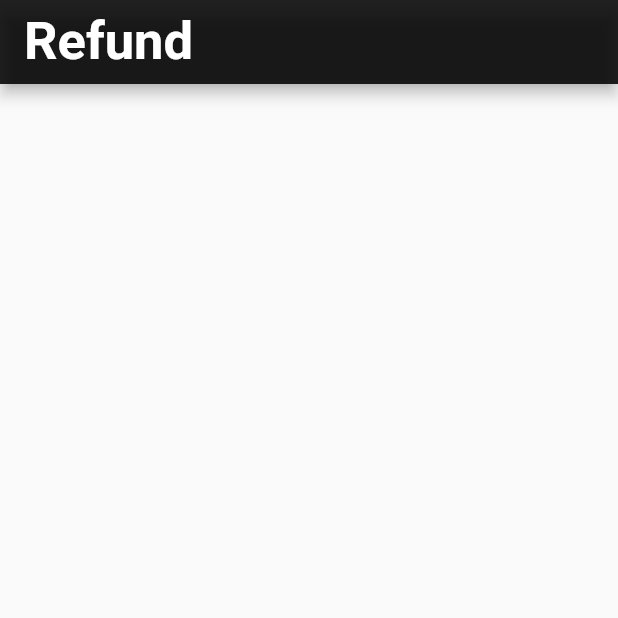
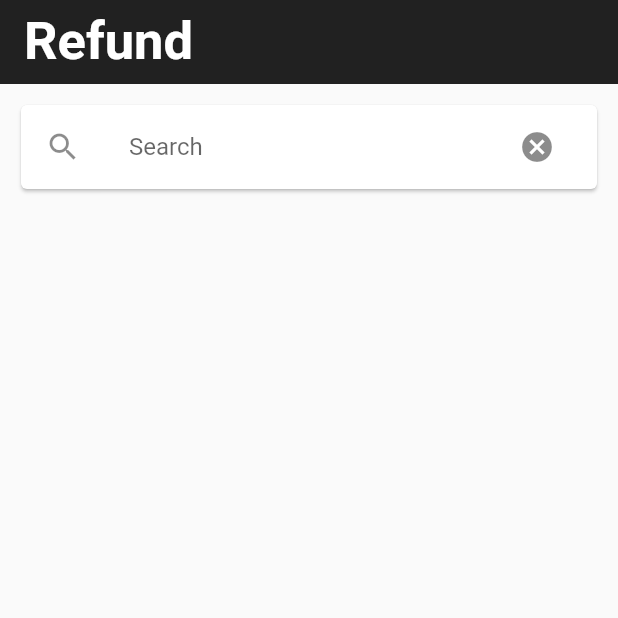
Before and after one commit to jervinmc/possystem, a Flutter app: the Refund screen opened directly, on a phone screen of 412 x 824 dp, the top half of it. Run offline on Flutter 3.47's test engine with Material 2 defaults, Android fonts, the phone set to English and light mode, and no system bars; our stand-ins replace awesome_dialog, flutter_money_formatter, flutter_screenutil, font_awesome_flutter, page_transition, simple_animations; missing offline and left inert: giffy_dialog, passcode_screen, stepper_touch, sunmi_aidl_print.

Commit message:
void refund

```diff
--- a/lib/Signin.dart
+++ b/lib/Signin.dart
@@ -134,7 +134,6 @@ class _SignInState extends State<SignIn> {
                      // padding: EdgeInsets.only(right: 32.0, left: 20.0),
                       child: TextField(
                         controller: password,
-                         textCapitalization: TextCapitalization.sentences,
                          obscureText: true,
                         decoration: InputDecoration(
                           icon: Icon(Icons.lock_outline, size: 40),
--- a/lib/refund.dart
+++ b/lib/refund.dart
@@ -6,15 +6,61 @@ class Refund extends StatefulWidget {
 }
 
 class _RefundState extends State<Refund> {
-  @override
+
+  TextEditingController controller = new TextEditingController();
+
+
+
   Widget build(BuildContext context) {
     return Scaffold(
       appBar: AppBar(
         title: Text("Refund", style: TextStyle(fontSize: 35, fontWeight: FontWeight.bold),),
         backgroundColor: Colors.black87,
+        iconTheme: IconThemeData(color: Colors.white),
+        elevation: 0.0,
       ),
-      body: Container(
-
+      body: Column(
+        children: <Widget>[
+          Container(
+         color: Colors.transparent,
+         child: Padding(
+           padding: const EdgeInsets.all(10.0),
+           child: Card(
+             child: ListTile(
+               leading: Icon(Icons.search),
+               title: TextField(
+                 textCapitalization: TextCapitalization.sentences,
+                 controller: controller,
+                 decoration: InputDecoration(
+                   hintText: "Search", border: InputBorder.none),
+               ),
+                trailing: IconButton(icon: Icon(Icons.cancel),
+                onPressed: (){
+                  controller.clear();
+                },),
+               ),
+           ),
+         ),
+        ),
+        Expanded(
+          child: new Column(
+            mainAxisSize: MainAxisSize.min,
+            children: <Widget>[
+              Row(
+                children: <Widget>[
+                  Container(
+                    width: 10.0,
+                    height: 10.0,
+                    decoration: BoxDecoration(
+                      shape: BoxShape.circle,
+                    ),
+                  )
+                ],
+              )
+            ],
+          ),
+        )
+        ],
       ),
     );
   }
--- a/pubspec.yaml
+++ b/pubspec.yaml
@@ -35,6 +35,7 @@ dependencies:
   giffy_dialog: ^1.6.1
   http: ^0.12.0+2
   flutter_money_formatter: ^0.8.3
+  flappy_search_bar: ^1.4.1
 dev_dependencies:
   flutter_test:
     sdk: flutter
```
Also changed, not shown: lib/homepage.dart (+24 -8 lines), lib/transaction.dart (+4 -4 lines), lib/void.dart (+3 -7 lines), pubspec.lock.
